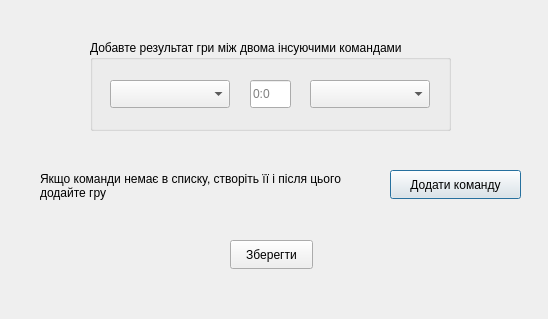
First picture: the form in addgamedialog.ui, repository OstrovskyAndriy/basketball, before the edit.
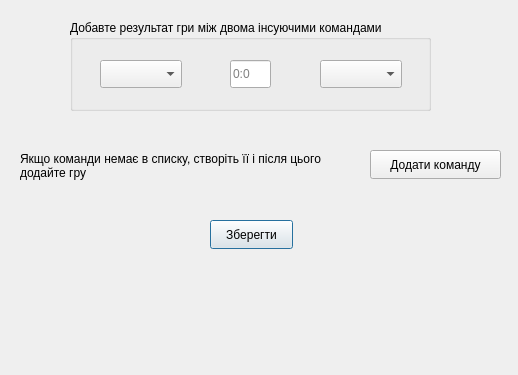
Second picture: the form after the edit.

```diff
--- a/addgamedialog.ui
+++ b/addgamedialog.ui
@@ -6,18 +6,31 @@
    <rect>
     <x>0</x>
     <y>0</y>
-    <width>548</width>
-    <height>319</height>
+    <width>518</width>
+    <height>375</height>
    </rect>
   </property>
   <property name="windowTitle">
    <string>Dialog</string>
   </property>
+  <widget class="QPushButton" name="saveButton">
+   <property name="geometry">
+    <rect>
+     <x>210</x>
+     <y>220</y>
+     <width>83</width>
+     <height>29</height>
+    </rect>
+   </property>
+   <property name="text">
+    <string>Зберегти</string>
+   </property>
+  </widget>
   <widget class="QPushButton" name="addTeamButton">
    <property name="geometry">
     <rect>
-     <x>390</x>
-     <y>170</y>
+     <x>370</x>
+     <y>150</y>
      <width>131</width>
      <height>29</height>
     </rect>
@@ -26,11 +39,27 @@
     <string>Додати команду</string>
    </property>
   </widget>
+  <widget class="QLabel" name="label">
+   <property name="geometry">
+    <rect>
+     <x>20</x>
+     <y>130</y>
+     <width>321</width>
+     <height>71</height>
+    </rect>
+   </property>
+   <property name="text">
+    <string>Якщо команди немає в списку, створіть її і після цього додайте гру</string>
+   </property>
+   <property name="wordWrap">
+    <bool>true</bool>
+   </property>
+  </widget>
   <widget class="QGroupBox" name="groupBox">
    <property name="geometry">
     <rect>
-     <x>90</x>
-     <y>40</y>
+     <x>70</x>
+     <y>20</y>
      <width>361</width>
      <height>91</height>
     </rect>
@@ -38,26 +67,6 @@
    <property name="title">
     <string>Добавте результат гри між двома інсуючими командами</string>
    </property>
-   <widget class="QComboBox" name="team1ComboBox">
-    <property name="geometry">
-     <rect>
-      <x>20</x>
-      <y>40</y>
-      <width>120</width>
-      <height>28</height>
-     </rect>
-    </property>
-   </widget>
-   <widget class="QComboBox" name="team2ComboBox">
-    <property name="geometry">
-     <rect>
-      <x>220</x>
-      <y>40</y>
-      <width>120</width>
-      <height>28</height>
-     </rect>
-    </property>
-   </widget>
    <widget class="QLineEdit" name="result">
     <property name="geometry">
      <rect>
@@ -77,35 +86,26 @@
      <string>0:0</string>
     </property>
    </widget>
-  </widget>
-  <widget class="QLabel" name="label">
-   <property name="geometry">
-    <rect>
-     <x>40</x>
-     <y>150</y>
-     <width>321</width>
-     <height>71</height>
-    </rect>
-   </property>
-   <property name="text">
-    <string>Якщо команди немає в списку, створіть її і після цього додайте гру</string>
-   </property>
-   <property name="wordWrap">
-    <bool>true</bool>
-   </property>
-  </widget>
-  <widget class="QPushButton" name="saveButton">
-   <property name="geometry">
-    <rect>
-     <x>230</x>
-     <y>240</y>
-     <width>83</width>
-     <height>29</height>
-    </rect>
-   </property>
-   <property name="text">
-    <string>Зберегти</string>
-   </property>
+   <widget class="QComboBox" name="teams1ComboBox">
+    <property name="geometry">
+     <rect>
+      <x>30</x>
+      <y>40</y>
+      <width>82</width>
+      <height>28</height>
+     </rect>
+    </property>
+   </widget>
+   <widget class="QComboBox" name="teams2ComboBox">
+    <property name="geometry">
+     <rect>
+      <x>250</x>
+      <y>40</y>
+      <width>82</width>
+      <height>28</height>
+     </rect>
+    </property>
+   </widget>
   </widget>
  </widget>
  <resources/>
```
